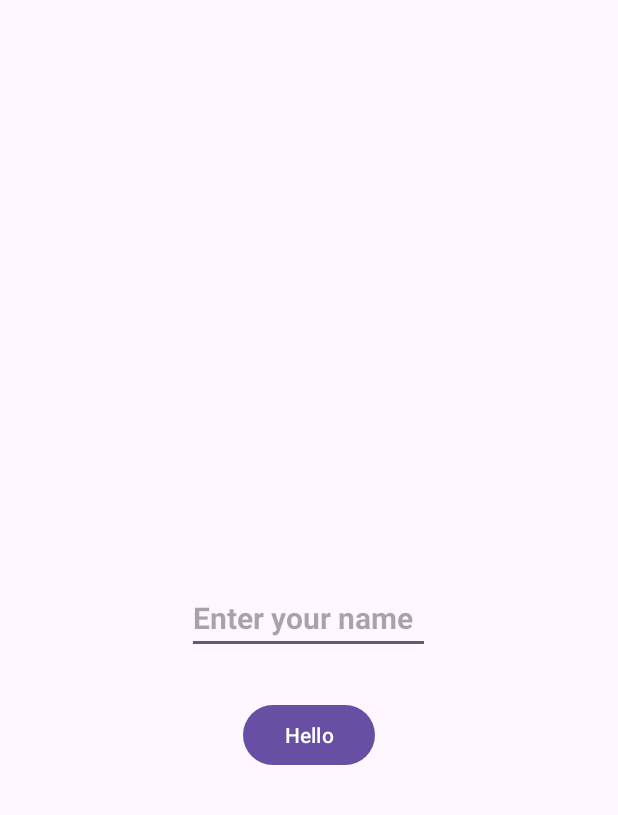
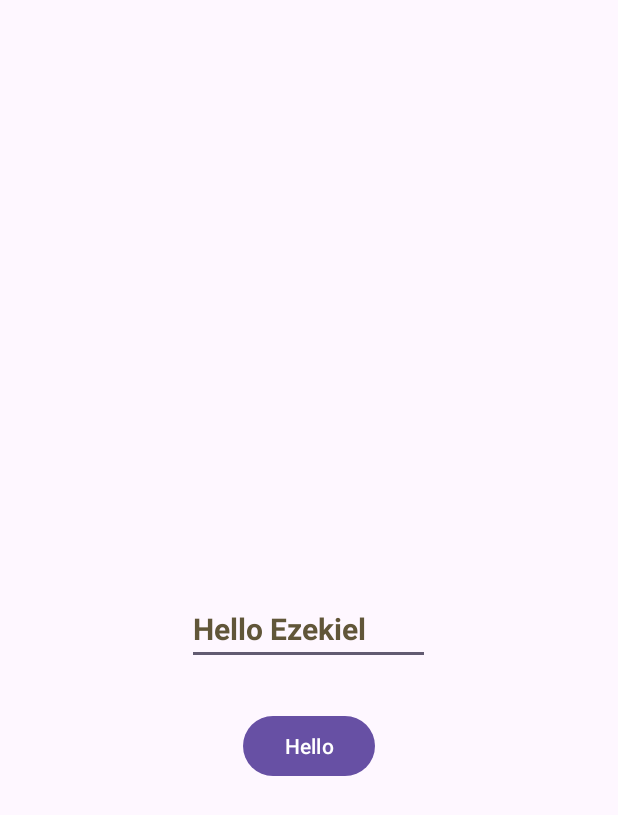
Before and after one commit to phyo-105438/Android-Learning-Package, an Android app: the screen it shows after launch (MainActivity), on a phone screen of 412 x 824 dp. Shown: the top 815 px of the screen. Run offline under Robolectric (Android 15) with nearby library versions, the light colour scheme and no system bars.

Commit message:
Android Practise

```diff
--- a/app/src/main/res/layout/activity_main.xml
+++ b/app/src/main/res/layout/activity_main.xml
@@ -11,8 +11,9 @@
     <EditText
         android:layout_width="match_parent"
         android:layout_height="wrap_content"
-        android:hint="Enter your name"
+        android:text="@string/greeting_txt"
         android:textSize="20sp"
+        android:paddingTop="@dimen/top_padding"
         android:textStyle="bold"
         android:textColor="#615639"
         android:id="@+id/editTxt"
--- /dev/null
+++ b/app/src/main/res/values/dimens.xml
@@ -0,0 +1,4 @@
+<?xml version="1.0" encoding="utf-8"?>
+<resources>
+    <dimen name="top_padding">25dp</dimen>
+</resources>
--- a/app/src/main/res/values/strings.xml
+++ b/app/src/main/res/values/strings.xml
@@ -1,3 +1,4 @@
 <resources>
     <string name="app_name">Android Practise</string>
+    <string name="greeting_txt">Hello Ezekiel</string>
 </resources>
```
Also changed, not shown: app/src/main/java/com/example/androidpractise/MainActivity.java (+0 -10 lines).
